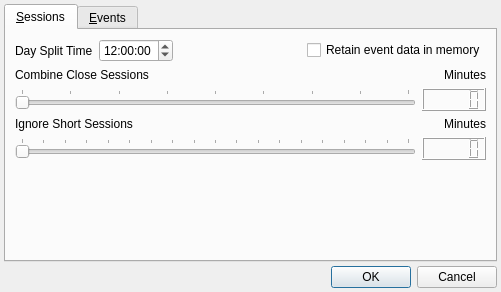
Qt form preferencesdialog.ui (sbonaime/sleepyhead-code.) before a commit.
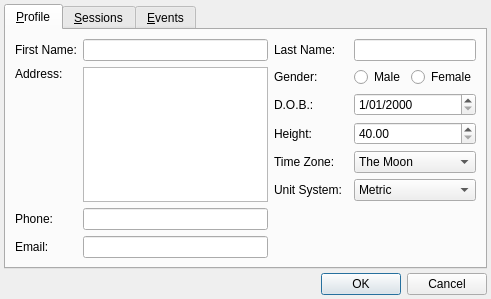
The same form after that commit. The open tabs and pages were chosen to show the change.

Commit message: Added Preferences->Profile form, made preferences only save data if pressed OK

Diff of the .ui file:
```diff
--- a/preferencesdialog.ui
+++ b/preferencesdialog.ui
@@ -9,8 +9,8 @@
    <rect>
     <x>0</x>
     <y>0</y>
-    <width>501</width>
-    <height>292</height>
+    <width>491</width>
+    <height>299</height>
    </rect>
   </property>
   <property name="windowTitle">
@@ -31,6 +31,270 @@
      <property name="currentIndex">
       <number>0</number>
      </property>
+     <widget class="QWidget" name="profileTab">
+      <attribute name="title">
+       <string>&amp;Profile</string>
+      </attribute>
+      <layout class="QHBoxLayout" name="horizontalLayout_8">
+       <item>
+        <layout class="QGridLayout" name="gridLayout_2">
+         <item row="1" column="0">
+          <widget class="QLabel" name="label_8">
+           <property name="text">
+            <string>Address:</string>
+           </property>
+           <property name="alignment">
+            <set>Qt::AlignLeading|Qt::AlignLeft|Qt::AlignTop</set>
+           </property>
+          </widget>
+         </item>
+         <item row="2" column="0">
+          <widget class="QLabel" name="label_13">
+           <property name="text">
+            <string>Phone:</string>
+           </property>
+          </widget>
+         </item>
+         <item row="2" column="1">
+          <widget class="QLineEdit" name="phoneEdit"/>
+         </item>
+         <item row="0" column="1">
+          <layout class="QHBoxLayout" name="horizontalLayout_6">
+           <item>
+            <widget class="QLineEdit" name="firstNameEdit">
+             <property name="sizePolicy">
+              <sizepolicy hsizetype="Expanding" vsizetype="Fixed">
+               <horstretch>1</horstretch>
+               <verstretch>0</verstretch>
+              </sizepolicy>
+             </property>
+             <property name="toolTip">
+              <string/>
+             </property>
+            </widget>
+           </item>
+          </layout>
+         </item>
+         <item row="0" column="0">
+          <widget class="QLabel" name="label_7">
+           <property name="text">
+            <string>First Name:</string>
+           </property>
+          </widget>
+         </item>
+         <item row="3" column="1">
+          <widget class="QLineEdit" name="emailEdit"/>
+         </item>
+         <item row="3" column="0">
+          <widget class="QLabel" name="label_14">
+           <property name="text">
+            <string>Email:</string>
+           </property>
+          </widget>
+         </item>
+         <item row="4" column="1">
+          <spacer name="verticalSpacer_3">
+           <property name="orientation">
+            <enum>Qt::Vertical</enum>
+           </property>
+           <property name="sizeHint" stdset="0">
+            <size>
+             <width>20</width>
+             <height>40</height>
+            </size>
+           </property>
+          </spacer>
+         </item>
+         <item row="1" column="1">
+          <widget class="QPlainTextEdit" name="addressEdit">
+           <property name="tabChangesFocus">
+            <bool>true</bool>
+           </property>
+          </widget>
+         </item>
+        </layout>
+       </item>
+       <item>
+        <layout class="QGridLayout" name="gridLayout">
+         <item row="1" column="0" colspan="2">
+          <widget class="QLabel" name="label_12">
+           <property name="text">
+            <string>Gender:</string>
+           </property>
+          </widget>
+         </item>
+         <item row="1" column="2">
+          <layout class="QHBoxLayout" name="horizontalLayout_9">
+           <item>
+            <widget class="QRadioButton" name="genderMale">
+             <property name="sizePolicy">
+              <sizepolicy hsizetype="Minimum" vsizetype="Fixed">
+               <horstretch>1</horstretch>
+               <verstretch>0</verstretch>
+              </sizepolicy>
+             </property>
+             <property name="text">
+              <string>Male</string>
+             </property>
+            </widget>
+           </item>
+           <item>
+            <widget class="QRadioButton" name="genderFemale">
+             <property name="sizePolicy">
+              <sizepolicy hsizetype="Minimum" vsizetype="Fixed">
+               <horstretch>1</horstretch>
+               <verstretch>0</verstretch>
+              </sizepolicy>
+             </property>
+             <property name="text">
+              <string>Female</string>
+             </property>
+            </widget>
+           </item>
+          </layout>
+         </item>
+         <item row="2" column="0">
+          <widget class="QLabel" name="label_10">
+           <property name="text">
+            <string>D.O.B.:</string>
+           </property>
+          </widget>
+         </item>
+         <item row="2" column="2">
+          <widget class="QDateEdit" name="dobEdit">
+           <property name="sizePolicy">
+            <sizepolicy hsizetype="Minimum" vsizetype="Fixed">
+             <horstretch>1</horstretch>
+             <verstretch>0</verstretch>
+            </sizepolicy>
+           </property>
+           <property name="toolTip">
+            <string>You don't have to if you don't want. Some nifty calculations may need it.</string>
+           </property>
+           <property name="displayFormat">
+            <string>d/MM/yyyy</string>
+           </property>
+          </widget>
+         </item>
+         <item row="3" column="0">
+          <widget class="QLabel" name="label_11">
+           <property name="text">
+            <string>Height:</string>
+           </property>
+          </widget>
+         </item>
+         <item row="3" column="2">
+          <widget class="QDoubleSpinBox" name="heightEdit">
+           <property name="sizePolicy">
+            <sizepolicy hsizetype="Minimum" vsizetype="Fixed">
+             <horstretch>1</horstretch>
+             <verstretch>0</verstretch>
+            </sizepolicy>
+           </property>
+           <property name="toolTip">
+            <string>Used in BMI calculations</string>
+           </property>
+           <property name="minimum">
+            <double>40.000000000000000</double>
+           </property>
+           <property name="maximum">
+            <double>299.990000000000009</double>
+           </property>
+          </widget>
+         </item>
+         <item row="0" column="2">
+          <layout class="QHBoxLayout" name="horizontalLayout_7">
+           <item>
+            <widget class="QLineEdit" name="lastNameEdit">
+             <property name="sizePolicy">
+              <sizepolicy hsizetype="Expanding" vsizetype="Fixed">
+               <horstretch>1</horstretch>
+               <verstretch>0</verstretch>
+              </sizepolicy>
+             </property>
+            </widget>
+           </item>
+          </layout>
+         </item>
+         <item row="0" column="0">
+          <widget class="QLabel" name="label_9">
+           <property name="text">
+            <string>Last Name:</string>
+           </property>
+          </widget>
+         </item>
+         <item row="4" column="2">
+          <widget class="QComboBox" name="timeZoneCombo">
+           <item>
+            <property name="text">
+             <string>The Moon</string>
+            </property>
+           </item>
+           <item>
+            <property name="text">
+             <string>Jupiter</string>
+            </property>
+           </item>
+           <item>
+            <property name="text">
+             <string>Ursa Minor</string>
+            </property>
+           </item>
+           <item>
+            <property name="text">
+             <string>Yo Momma!</string>
+            </property>
+           </item>
+          </widget>
+         </item>
+         <item row="4" column="0">
+          <widget class="QLabel" name="label_15">
+           <property name="text">
+            <string>Time Zone:</string>
+           </property>
+          </widget>
+         </item>
+         <item row="6" column="2">
+          <spacer name="verticalSpacer_2">
+           <property name="orientation">
+            <enum>Qt::Vertical</enum>
+           </property>
+           <property name="sizeHint" stdset="0">
+            <size>
+             <width>20</width>
+             <height>40</height>
+            </size>
+           </property>
+          </spacer>
+         </item>
+         <item row="5" column="2">
+          <widget class="QComboBox" name="unitCombo">
+           <property name="toolTip">
+            <string/>
+           </property>
+           <item>
+            <property name="text">
+             <string>Metric</string>
+            </property>
+           </item>
+           <item>
+            <property name="text">
+             <string>Dark Ages</string>
+            </property>
+           </item>
+          </widget>
+         </item>
+         <item row="5" column="0">
+          <widget class="QLabel" name="label_16">
+           <property name="text">
+            <string>Unit System:</string>
+           </property>
+          </widget>
+         </item>
+        </layout>
+       </item>
+      </layout>
+     </widget>
      <widget class="QWidget" name="tab">
       <attribute name="title">
        <string>&amp;Sessions</string>
```
Left out of the diff: 2 changed lines with no effect on the pictures. The commit also changes 4 other files.
